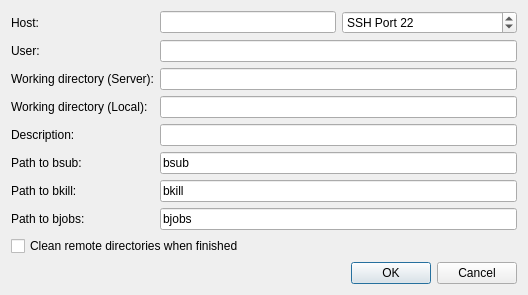
This is src/globalsearch/queueinterfaces/lsfdialog.ui in hajinazar/tmpgitio as Qt 5 draws it before an edit. The edited form follows.
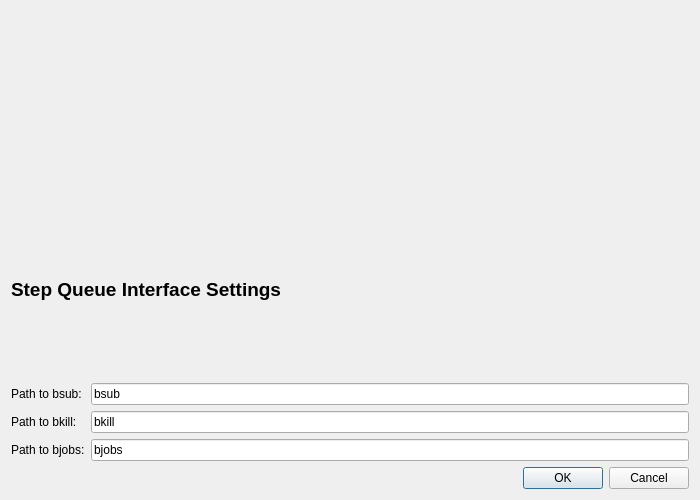
This is the edited form. Custom widgets are drawn as their Qt base class.

The edit to the form file:
```diff
--- a/src/globalsearch/queueinterfaces/lsfdialog.ui
+++ b/src/globalsearch/queueinterfaces/lsfdialog.ui
@@ -6,8 +6,8 @@
    <rect>
     <x>0</x>
     <y>0</y>
-    <width>528</width>
-    <height>245</height>
+    <width>700</width>
+    <height>500</height>
    </rect>
   </property>
   <property name="sizePolicy">
@@ -20,112 +20,7 @@
    <string>LSF Queue Configuration</string>
   </property>
   <layout class="QGridLayout" name="gridLayout">
-   <item row="0" column="0">
-    <widget class="QLabel" name="label_18">
-     <property name="sizePolicy">
-      <sizepolicy hsizetype="Maximum" vsizetype="Preferred">
-       <horstretch>0</horstretch>
-       <verstretch>0</verstretch>
-      </sizepolicy>
-     </property>
-     <property name="text">
-      <string>Host:</string>
-     </property>
-     <property name="buddy">
-      <cstring>edit_host</cstring>
-     </property>
-    </widget>
-   </item>
-   <item row="0" column="2">
-    <widget class="QLineEdit" name="edit_host">
-     <property name="toolTip">
-      <string>Address of host. Can use IP or host name.</string>
-     </property>
-    </widget>
-   </item>
-   <item row="0" column="3">
-    <widget class="QSpinBox" name="spin_port">
-     <property name="prefix">
-      <string>SSH Port </string>
-     </property>
-     <property name="maximum">
-      <number>99999</number>
-     </property>
-     <property name="value">
-      <number>22</number>
-     </property>
-    </widget>
-   </item>
-   <item row="1" column="0">
-    <widget class="QLabel" name="label_19">
-     <property name="sizePolicy">
-      <sizepolicy hsizetype="Maximum" vsizetype="Preferred">
-       <horstretch>0</horstretch>
-       <verstretch>0</verstretch>
-      </sizepolicy>
-     </property>
-     <property name="text">
-      <string>User:</string>
-     </property>
-     <property name="buddy">
-      <cstring>edit_username</cstring>
-     </property>
-    </widget>
-   </item>
-   <item row="1" column="2" colspan="2">
-    <widget class="QLineEdit" name="edit_username">
-     <property name="toolTip">
-      <string>Username on above host.</string>
-     </property>
-    </widget>
-   </item>
-   <item row="2" column="0" colspan="2">
-    <widget class="QLabel" name="label_20">
-     <property name="sizePolicy">
-      <sizepolicy hsizetype="Maximum" vsizetype="Preferred">
-       <horstretch>0</horstretch>
-       <verstretch>0</verstretch>
-      </sizepolicy>
-     </property>
-     <property name="text">
-      <string>Working directory (Server):</string>
-     </property>
-     <property name="buddy">
-      <cstring>edit_rempath</cstring>
-     </property>
-    </widget>
-   </item>
-   <item row="2" column="2" colspan="2">
-    <widget class="QLineEdit" name="edit_rempath">
-     <property name="toolTip">
-      <string>Path on remote host to use during optimizations. Do not use wildcard characters or BASH-specific characters (e.g. '~' in place of /home/user).</string>
-     </property>
-    </widget>
-   </item>
    <item row="3" column="0">
-    <widget class="QLabel" name="label_21">
-     <property name="sizePolicy">
-      <sizepolicy hsizetype="Maximum" vsizetype="Preferred">
-       <horstretch>0</horstretch>
-       <verstretch>0</verstretch>
-      </sizepolicy>
-     </property>
-     <property name="text">
-      <string>Working directory (Local):</string>
-     </property>
-     <property name="buddy">
-      <cstring>edit_locpath</cstring>
-     </property>
-    </widget>
-   </item>
-   <item row="3" column="2" colspan="2">
-    <widget class="QLineEdit" name="edit_locpath">
-     <property name="toolTip">
-      <string>Local path to store files</string>
-     </property>
-    </widget>
-   </item>
-   <item row="5" column="0">
     <widget class="QLabel" name="label_launch">
      <property name="sizePolicy">
       <sizepolicy hsizetype="Maximum" vsizetype="Preferred">
@@ -144,7 +39,7 @@
      </property>
     </widget>
    </item>
-   <item row="5" column="2" colspan="2">
+   <item row="3" column="1" colspan="2">
     <widget class="QLineEdit" name="edit_bsub">
      <property name="toolTip">
       <string>Path to the LSF bsub command. Usually bsub.</string>
@@ -154,7 +49,7 @@
      </property>
     </widget>
    </item>
-   <item row="6" column="0">
+   <item row="4" column="0">
     <widget class="QLabel" name="label_bkill">
      <property name="sizePolicy">
       <sizepolicy hsizetype="Maximum" vsizetype="Preferred">
@@ -173,7 +68,17 @@
      </property>
     </widget>
    </item>
-   <item row="7" column="0">
+   <item row="5" column="1" colspan="2">
+    <widget class="QLineEdit" name="edit_bjobs">
+     <property name="toolTip">
+      <string>Path to the LSF bjobs command. Usually bjobs.</string>
+     </property>
+     <property name="text">
+      <string>bjobs</string>
+     </property>
+    </widget>
+   </item>
+   <item row="5" column="0">
     <widget class="QLabel" name="label_check">
      <property name="sizePolicy">
       <sizepolicy hsizetype="Maximum" vsizetype="Preferred">
@@ -192,7 +97,7 @@
      </property>
     </widget>
    </item>
-   <item row="6" column="2" colspan="2">
+   <item row="4" column="1" colspan="2">
     <widget class="QLineEdit" name="edit_bkill">
      <property name="toolTip">
       <string>Path to the LSF bkill command. Usually bkill.</string>
@@ -202,34 +107,7 @@
      </property>
     </widget>
    </item>
-   <item row="7" column="2" colspan="2">
-    <widget class="QLineEdit" name="edit_bjobs">
-     <property name="toolTip">
-      <string>Path to the LSF bjobs command. Usually bjobs.</string>
-     </property>
-     <property name="text">
-      <string>bjobs</string>
-     </property>
-    </widget>
-   </item>
-   <item row="4" column="0">
-    <widget class="QLabel" name="label">
-     <property name="text">
-      <string>Description:</string>
-     </property>
-     <property name="buddy">
-      <cstring>edit_description</cstring>
-     </property>
-    </widget>
-   </item>
-   <item row="4" column="2" colspan="2">
-    <widget class="QLineEdit" name="edit_description">
-     <property name="toolTip">
-      <string>Short description of optimization (used as %description% template keyword in input templates).</string>
-     </property>
-    </widget>
-   </item>
-   <item row="10" column="3">
+   <item row="8" column="2">
     <widget class="QDialogButtonBox" name="buttonBox">
      <property name="orientation">
       <enum>Qt::Horizontal</enum>
@@ -239,28 +117,42 @@
      </property>
     </widget>
    </item>
-   <item row="8" column="3">
-    <spacer name="verticalSpacer">
+   <item row="2" column="0" colspan="3">
+    <widget class="QLabel" name="label_3">
+     <property name="text">
+      <string>&lt;html&gt;&lt;head/&gt;&lt;body&gt;&lt;p&gt;&lt;span style=&quot; font-size:14pt; font-weight:600;&quot;&gt;Step Queue Interface Settings&lt;/span&gt;&lt;/p&gt;&lt;/body&gt;&lt;/html&gt;</string>
+     </property>
+    </widget>
+   </item>
+   <item row="1" column="0">
+    <spacer name="verticalSpacer_2">
      <property name="orientation">
       <enum>Qt::Vertical</enum>
      </property>
+     <property name="sizeType">
+      <enum>QSizePolicy::Minimum</enum>
+     </property>
      <property name="sizeHint" stdset="0">
       <size>
-       <width>20</width>
-       <height>40</height>
+       <width>10</width>
+       <height>10</height>
       </size>
      </property>
     </spacer>
    </item>
-   <item row="9" column="0" colspan="4">
-    <widget class="QCheckBox" name="cb_cleanRemoteOnStop">
-     <property name="text">
-      <string>Clean remote directories when finished</string>
-     </property>
-    </widget>
+   <item row="0" column="0" colspan="3">
+    <widget class="GlobalSearch::GlobalQueueInterfaceSettingsWidget" name="widget_globalQueueInterfaceSettings" native="true"/>
    </item>
   </layout>
  </widget>
+ <customwidgets>
+  <customwidget>
+   <class>GlobalSearch::GlobalQueueInterfaceSettingsWidget</class>
+   <extends>QWidget</extends>
+   <header location="global">globalsearch/queueinterfaces/globalqueueinterfacesettingswidget.h</header>
+   <container>1</container>
+  </customwidget>
+ </customwidgets>
  <tabstops>
   <tabstop>edit_host</tabstop>
   <tabstop>spin_port</tabstop>
```
Left out of the diff: 7 changed lines with no effect on the pictures.
